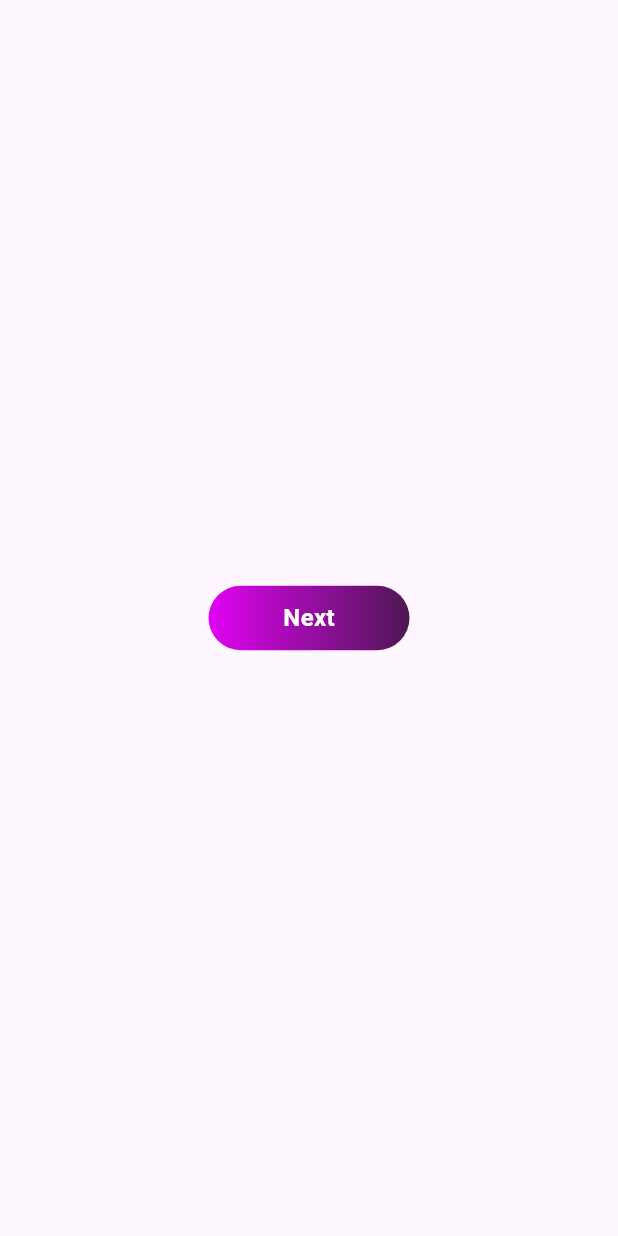
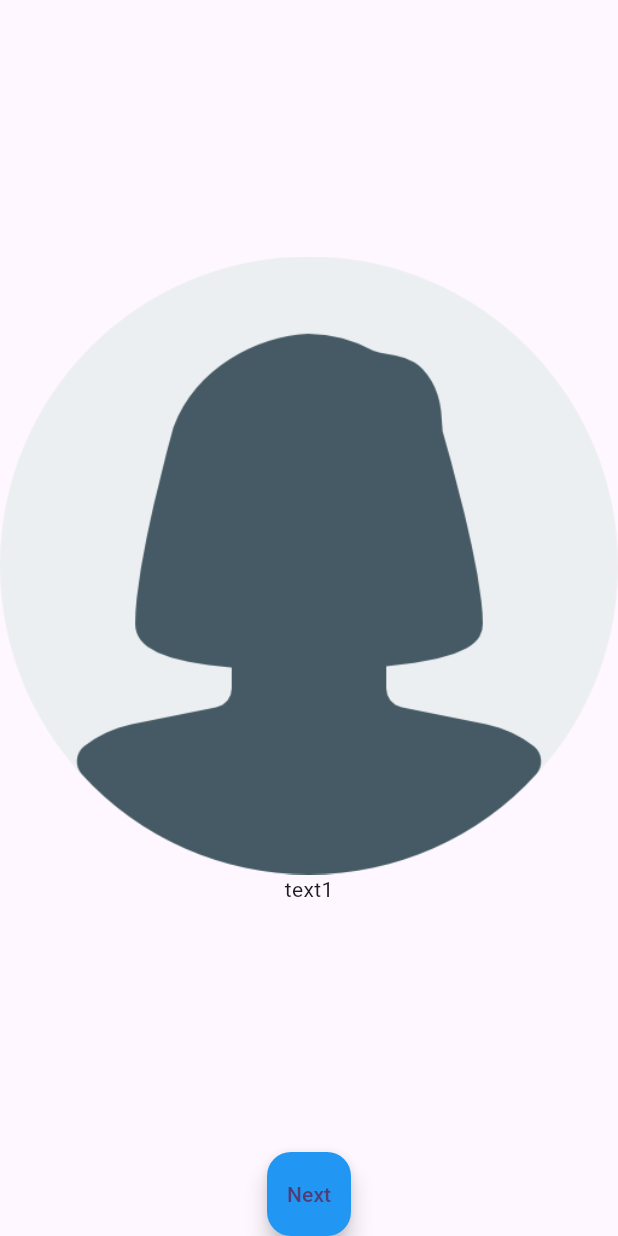
Before and after one commit to Siddique722/facebookArchitect, a Flutter app: the screen it shows after launch, on a phone screen of 412 x 824 dp. Run offline on Flutter 3.47's test engine with Material 3 defaults, Android fonts, the phone set to English and light mode, and no system bars; our stand-ins replace google_fonts.

Commit message:
update code

```diff
--- a/lib/Controller/constants/app_assets/images.dart
+++ b/lib/Controller/constants/app_assets/images.dart
@@ -8,4 +8,9 @@ class AppImages
   static String imgpath='lib/Controller/assets/appimages';
   static String homeImage='$imgpath/1.jpg';
   static String profileImge='$imgpath/2.jpg';
+
+  //OnBoarding images-------------->
+  static String onboarding1Image='lib/Controller/assets/appimages/onboardbingimages/boarding1.png';
+  static String onboarding2Image='lib/Controller/assets/appimages/onboardbingimages/boarding1.png';
+  static String onboarding3Image='lib/Controller/assets/appimages/onboardbingimages/boarding1.png';
 }
--- a/lib/View/auth_screens/login-screen.dart
+++ b/lib/View/auth_screens/login-screen.dart
@@ -0,0 +1,13 @@
+import 'package:flutter/material.dart';
+
+
+class LoginSCreen extends StatelessWidget {
+  const LoginSCreen({super.key});
+
+  @override
+  Widget build(BuildContext context) {
+    return Scaffold(
+      body: Center(child: Text('Login Screen',),
+    ));
+  }
+}
--- /dev/null
+++ b/lib/View/startingScreens/onboardingScreens/onboarding-screen.dart
@@ -0,0 +1,111 @@
+import 'package:archi/Controller/constants/app_assets/images.dart';
+import 'package:archi/View/auth_screens/login-screen.dart';
+import 'package:flutter/cupertino.dart';
+import 'package:flutter/material.dart';
+
+class OnBoardingScreen extends StatefulWidget {
+  const OnBoardingScreen({super.key});
+
+  @override
+  State<OnBoardingScreen> createState() => _OnBoardingScreenState();
+}
+
+class _OnBoardingScreenState extends State<OnBoardingScreen> {
+
+  Widget pageBuidler(String image, String text1,){
+    return Column(
+      mainAxisAlignment: MainAxisAlignment.center,
+      children: [
+        Image.asset(image),
+        Text(text1),
+        SizedBox(height: 50,)
+      ],
+    );
+  }
+  PageController pageController=PageController();
+  int currentIndex=0;
+  @override
+  Widget build(BuildContext context) {
+    return Scaffold(
+      body: Stack(children: [
+        PageView(
+          controller: pageController,
+          onPageChanged: (index){
+            currentIndex=index;
+            setState(() {
+
+            });
+          },
+          children: [
+            //1st page
+            pageBuidler(AppImages.userImage, 'text1'),
+
+            //2nd page
+            pageBuidler(AppImages.userImage, 'text2'),
+            //3rd page
+            pageBuidler(AppImages.userImage, 'text3'),
+          ],
+        ),
+        Center(
+          child: Column(
+            mainAxisAlignment: MainAxisAlignment.end,
+            crossAxisAlignment: CrossAxisAlignment.center,
+            children: [
+
+              /*
+              uniry operatory
+               0<2, 1<2, 2<2
+              currentIndex<2? widget1 : widget2
+              ? represent for if body
+              : represent for else body
+                0<2, 1<2, 2<2
+              if(currentIndex<2)/F
+              {
+                  nextbutton
+              }
+              else
+              {
+                getstartted button
+              }
+              else if()
+              {
+
+              }
+              else
+              {
+
+              }
+
+              * */
+
+              currentIndex<2
+                  ?// use for if body
+
+              FloatingActionButton(
+
+              onPressed: (){
+                pageController.nextPage(
+                  duration: Duration(milliseconds: 200),
+                  curve: Curves.ease
+                );
+              },backgroundColor: Colors.blue,
+              child: Text('Next'),
+              )
+                  :// use for else body
+              FloatingActionButton(
+                child: Text('Start'),
+
+                onPressed: (){
+                  Navigator.pushReplacement(context, CupertinoPageRoute(builder: (context)=>LoginSCreen()));
+                },backgroundColor: Colors.green,)
+
+          ],),
+        )
+      ],),
+    );
+  }
+  /// function widget
+}
+// function widget--> local widget
+
+//global widget
--- a/lib/main.dart
+++ b/lib/main.dart
@@ -2,6 +2,7 @@ import 'package:archi/Controller/constants/app_assets/icons.dart';
 import 'package:archi/Controller/constants/app_assets/images.dart';
 import 'package:archi/Controller/constants/colors/app-colors.dart';
 import 'package:archi/View/gradiebt-container.dart';
+import 'package:archi/View/startingScreens/onboardingScreens/onboarding-screen.dart';
 import 'package:flutter/material.dart';
 
 void main() {
@@ -35,8 +36,8 @@ class MyApp extends StatelessWidget {
         colorScheme: ColorScheme.fromSeed(seedColor: Colors.deepPurple),
         useMaterial3: true,
       ),
-      home:
-      GradientClass()
+      home:OnBoardingScreen()
+      //GradientClass()
       //const MyHomePage(title: 'Flutter Demo Home Page'),
     );
   }
--- a/pubspec.yaml
+++ b/pubspec.yaml
@@ -62,6 +62,7 @@ flutter:
   # To add assets to your application, add an assets section, like this:
   assets:
     - lib/Controller/assets/
+    - lib/Controller/assets/appimages/onboardingimages/
     - lib/Controller/assets/appicons/
     - lib/Controller/assets/appicons/whatsapphomeicons/
     - lib/Controller/assets/appicons/appimages/
```
Also changed, not shown: lib/Controller/assets/appimages/onboardingimages/borading1.png (added).
